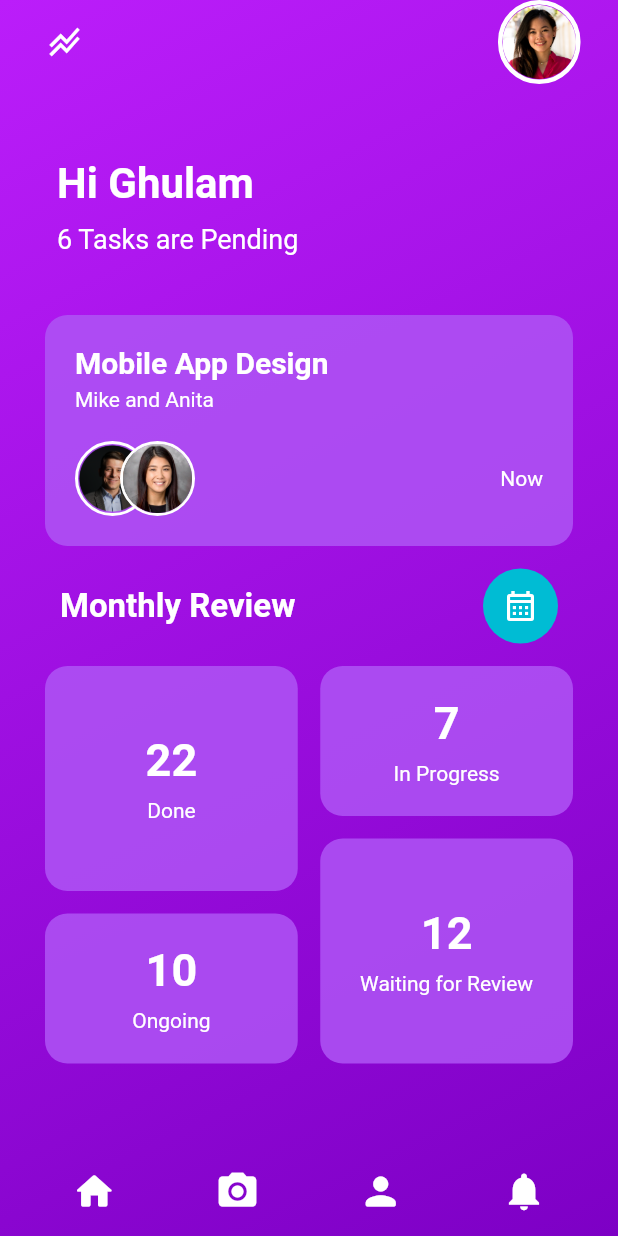
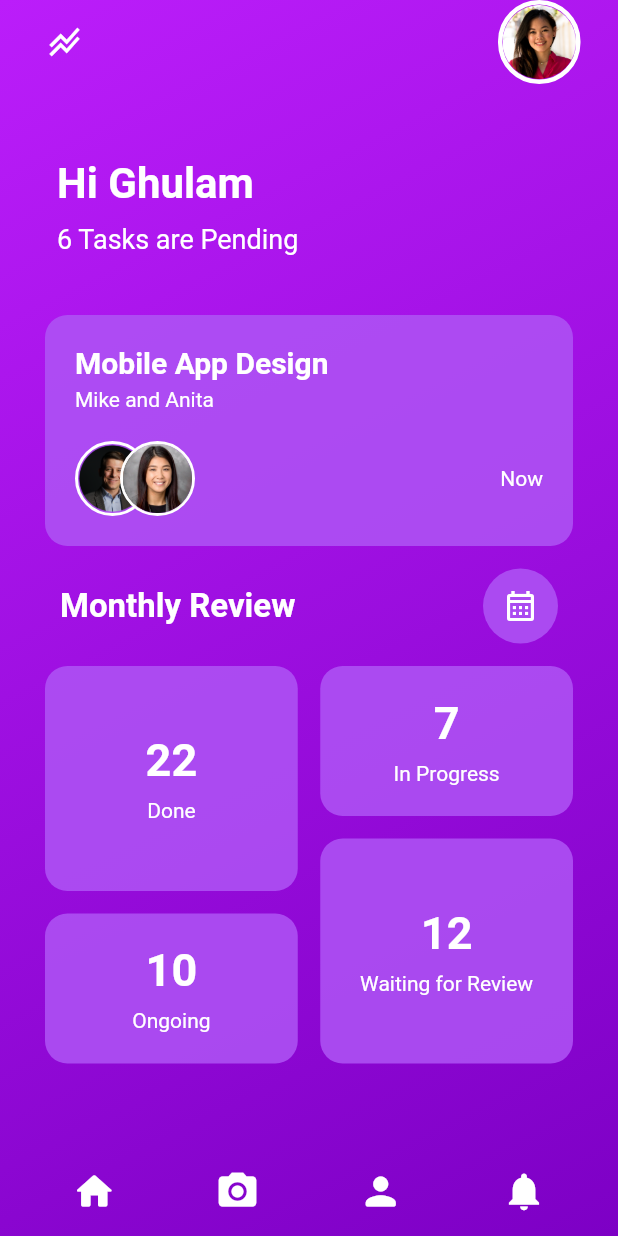
Before and after one commit to AlbinJo5/flutter_ui_task_manager, a Flutter app: the screen it shows after launch, on a phone screen of 412 x 824 dp. Run offline on Flutter 3.47's test engine with Material 2 defaults, Android fonts, the phone set to English and light mode, and no system bars; our stand-ins replace google_fonts.

Commit message:
Task Manager

```diff
--- a/lib/pages/home_page.dart
+++ b/lib/pages/home_page.dart
@@ -104,7 +104,7 @@ class _HomePageState extends State<HomePage> {
                           width: 50,
                           height: 50,
                           decoration: BoxDecoration(
-                              color: Colors.cyan,
+                              color: Color.fromARGB(221, 174, 83, 244),
                               borderRadius: BorderRadius.circular(100)),
                           child: Icon(
                             Icons.calendar_month_outlined,
```
